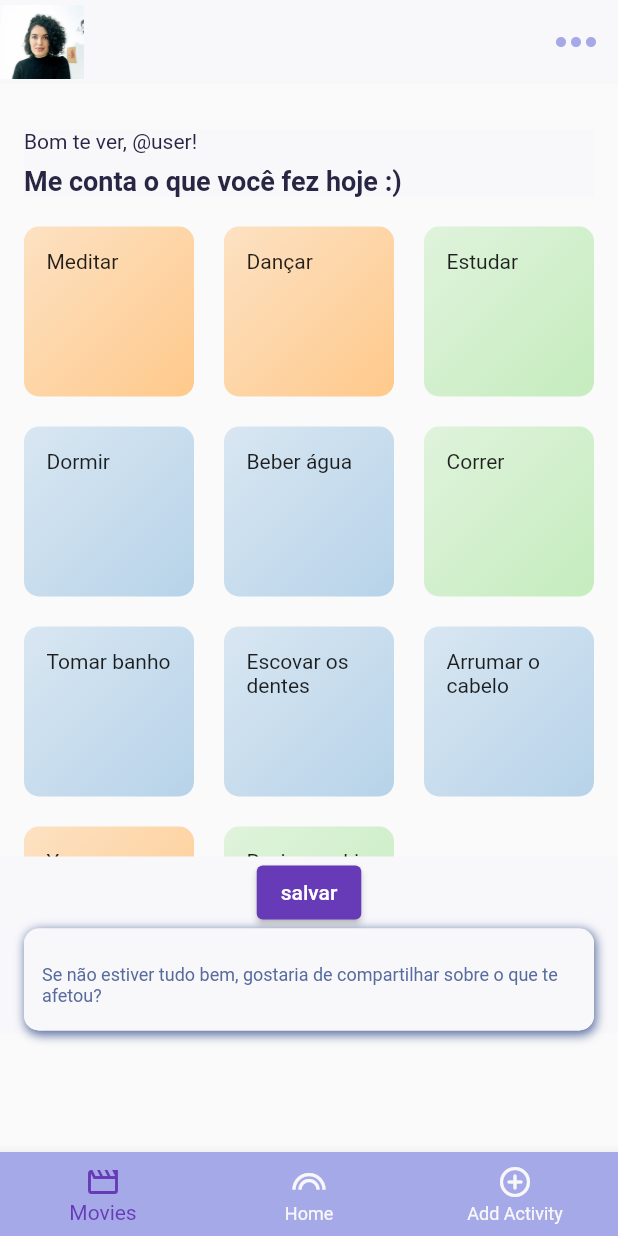
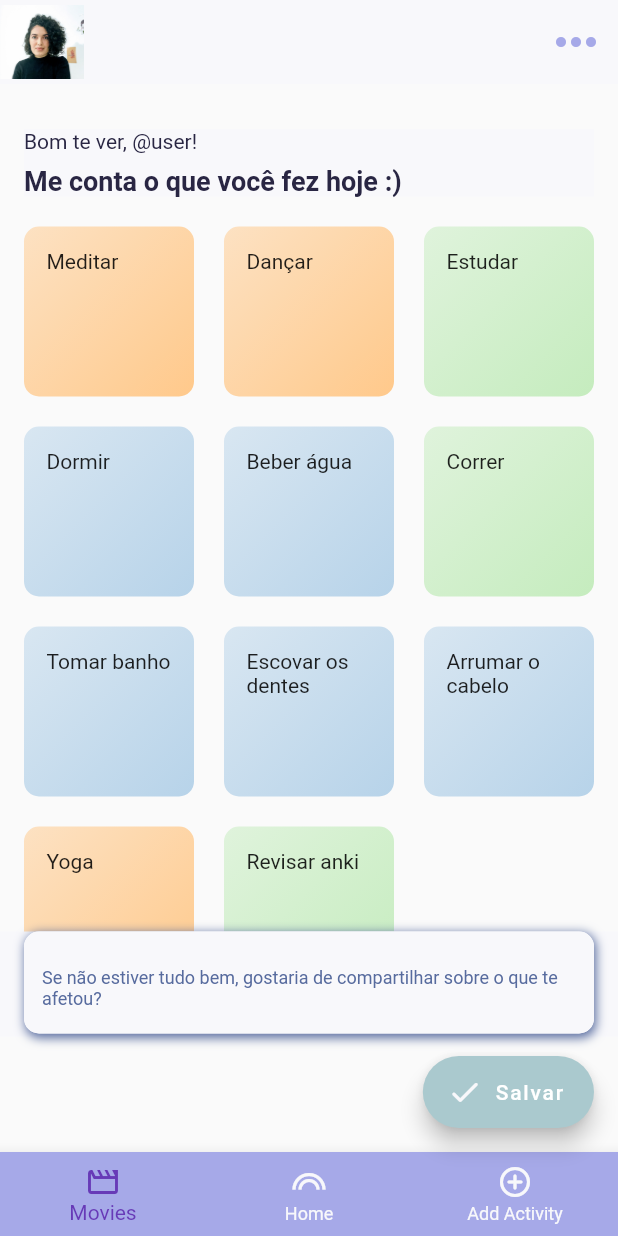
Before and after one commit to brennapacheco/to-bem, a Flutter app: the ActivitiesPage screen opened by its route, on a phone screen of 412 x 824 dp. Run offline on Flutter 3.47's test engine with Material 2 defaults, Android fonts, the phone set to English and light mode, and no system bars.

Commit message:
add floating button

```diff
--- a/lib/pages/activitites_page.dart
+++ b/lib/pages/activitites_page.dart
@@ -58,21 +58,25 @@ class _ActivitiesPageState extends State<ActivitiesPage> {
               }).toList(),
             ),
             Container(
-                //height: 150,
                 color: const Color(0xFFF8F8FB),
-                margin: const EdgeInsets.only(top: 440),
+                margin: const EdgeInsets.only(top: 490),
                 child: Column(
                   children: [
-                    ElevatedButton(
-                        //TODO: transformar em floating action button com location location
-                        onPressed:
-                            () {}, //TODO: armazenar tarefas + ativar confetes
-                        child: const Text('salvar')),
                     buildFeelingsInput(_feelingsTextController, context),
                   ],
                 )),
           ]),
         ],
+      ),
+      floatingActionButtonLocation: FloatingActionButtonLocation.endFloat,
+      floatingActionButton: FloatingActionButton.extended(
+        backgroundColor: const Color(0xFFAAC9CE),
+        label: const Text('Salvar'),
+        icon: const Icon(
+          Icons.done_rounded,
+          color: Color(0xFFF8F8FB),
+        ),
+        onPressed: () {}, //TODO: armazena atividades feitas + chama confetes
       ),
       bottomNavigationBar: buildBottomNavBar(),
     );
```
